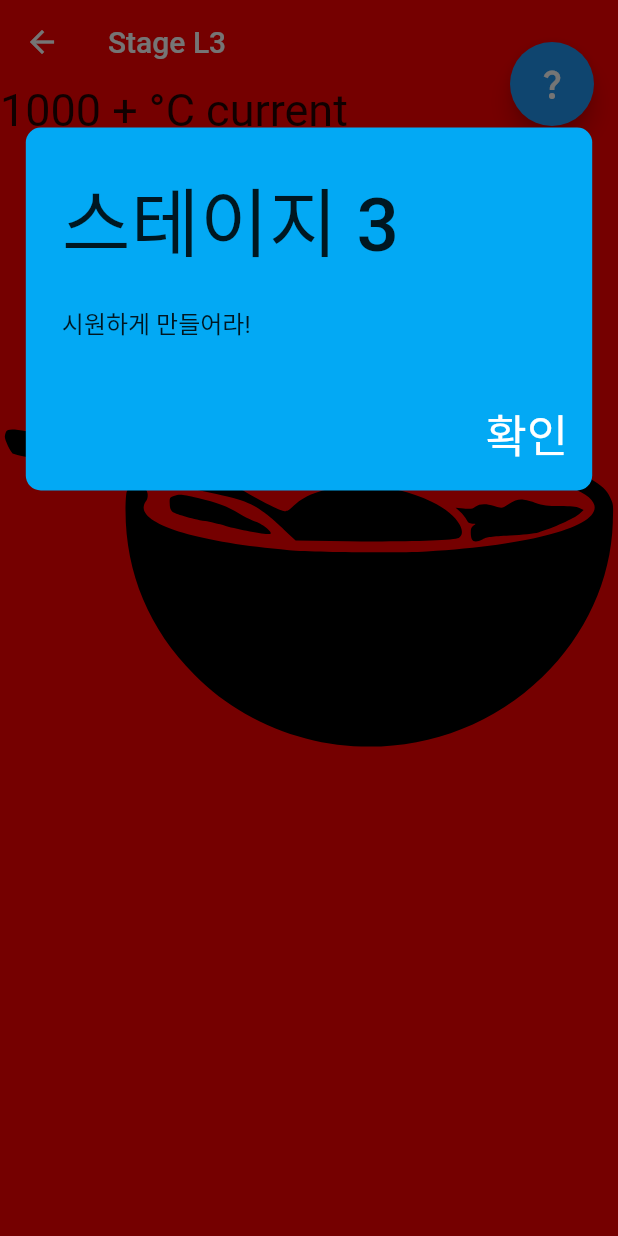
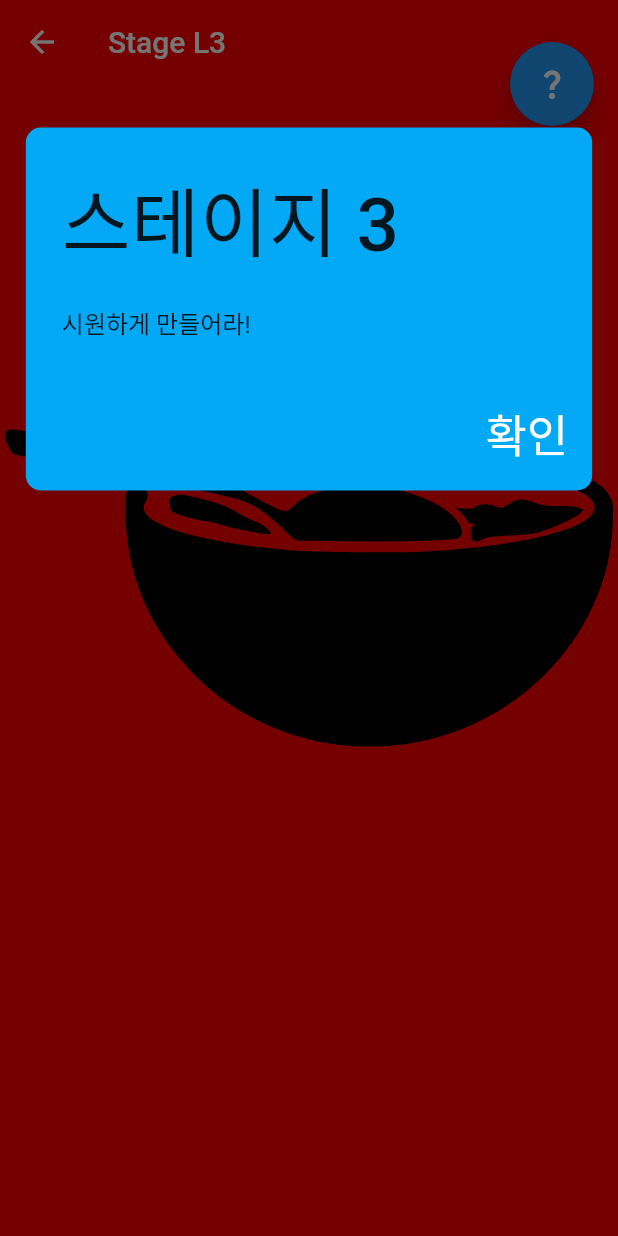
Before and after one commit to tnvchdql0255/Sensor_game, a Flutter app: the StageL3 screen opened directly, on a phone screen of 412 x 824 dp. Run offline on Flutter 3.47's test engine with Material 2 defaults, Android fonts, the phone set to English and light mode, and no system bars; our stand-ins replace battery_plus, flutter_svg, sensors_plus, sqflite; accounts and stored records are empty.

Commit message:
s3Solved

```diff
--- a/lib/stage/stage_L_3.dart
+++ b/lib/stage/stage_L_3.dart
@@ -47,8 +47,6 @@ class _StageL3State extends State<StageL3> {
   void startTimer() {
     timer = Timer.periodic(const Duration(seconds: 1), (timer) async {
       temperature = await methodChannel.invokeMethod("callTemperatureSensor");
-      print("$anchorTemperature is anchor");
-      print("$temperature is current");
       if ((anchorTemperature - temperature) >= 2) {
         r = r - 25;
         b = b + 25;
@@ -116,14 +114,6 @@ class _StageL3State extends State<StageL3> {
               ),
             ]),
           ),
-          Column(
-            children: [
-              Text('$temperature + °C current',
-                  style: const TextStyle(fontSize: 30)),
-              Text('$anchorTemperature + °C anchor',
-                  style: const TextStyle(fontSize: 30))
-            ],
-          ),
         ],
       ),
       floatingActionButton: FloatingActionButton(
```
